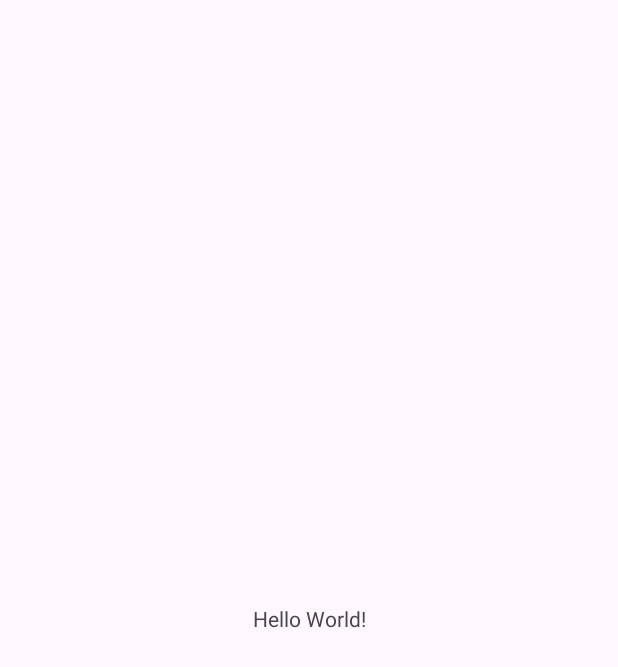
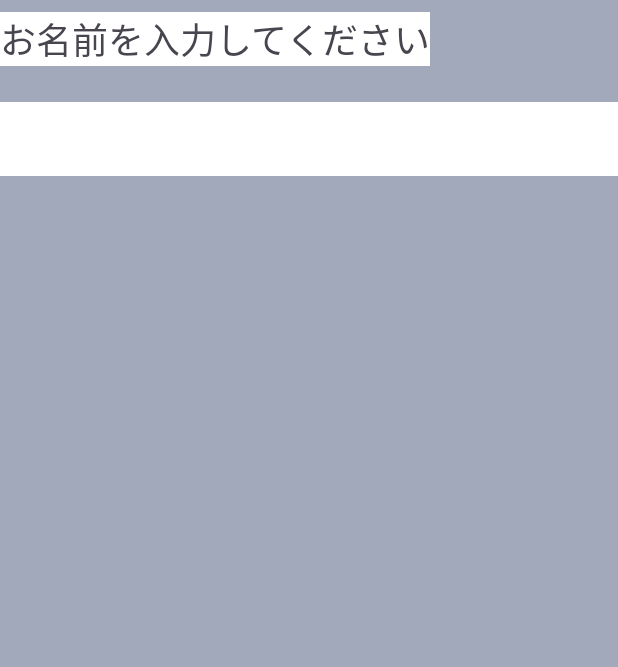
Before and after one commit to its22013/Android1, an Android app: the screen it shows after launch (MainActivity), on a phone screen of 412 x 824 dp. Before the commit the part shown is almost empty. Shown: the top 667 px of the screen. Run offline under Robolectric (Android 15) with nearby library versions, the phone set to English and light mode, and no system bars.

Commit message:
3.2の終わり

```diff
--- a/ViwSample/app/src/main/res/layout/activity_main.xml
+++ b/ViwSample/app/src/main/res/layout/activity_main.xml
@@ -1,18 +1,30 @@
 <?xml version="1.0" encoding="utf-8"?>
-<androidx.constraintlayout.widget.ConstraintLayout xmlns:android="http://schemas.android.com/apk/res/android"
+<LinearLayout xmlns:android="http://schemas.android.com/apk/res/android"
     xmlns:app="http://schemas.android.com/apk/res-auto"
     xmlns:tools="http://schemas.android.com/tools"
     android:layout_width="match_parent"
     android:layout_height="match_parent"
+    android:background="#A1A9BA"
+    android:orientation="vertical"
     tools:context=".MainActivity">
 
-    <TextView
-        android:layout_width="wrap_content"
-        android:layout_height="wrap_content"
-        android:text="Hello World!"
-        app:layout_constraintBottom_toBottomOf="parent"
-        app:layout_constraintEnd_toEndOf="parent"
-        app:layout_constraintStart_toStartOf="parent"
-        app:layout_constraintTop_toTopOf="parent" />
+   <TextView
+       android:id="@+id/tvLabelInput"
+       android:layout_width="wrap_content"
+       android:layout_height="wrap_content"
+       android:layout_marginTop="8dp"
+       android:layout_marginBottom="16dp"
+       android:background="#ffffff"
+       android:text="@string/tv_msg"
+       android:textSize="24sp" />
 
-</androidx.constraintlayout.widget.ConstraintLayout>
+   <EditText
+       android:id="@+id/etInput"
+       android:layout_width="match_parent"
+       android:layout_height="49dp"
+       android:layout_marginTop="8dp"
+       android:layout_marginBottom="24dp"
+       android:background="#ffffff"
+       android:inputType="text" />
+
+</LinearLayout>
--- a/ViwSample/app/src/main/res/values/strings.xml
+++ b/ViwSample/app/src/main/res/values/strings.xml
@@ -1,3 +1,4 @@
 <resources>
-    <string name="app_name">Viw Sample</string>
+    <string name="app_name">画面部品サンプル</string>
+    <string name="tv_msg">お名前を入力してください</string>
 </resources>
```
